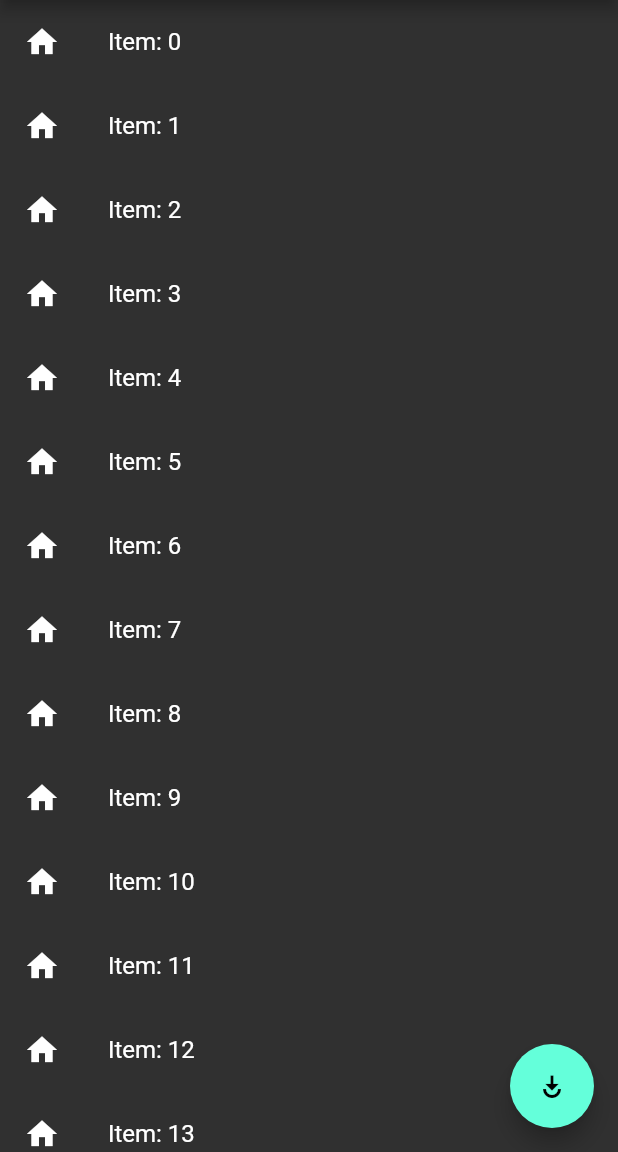
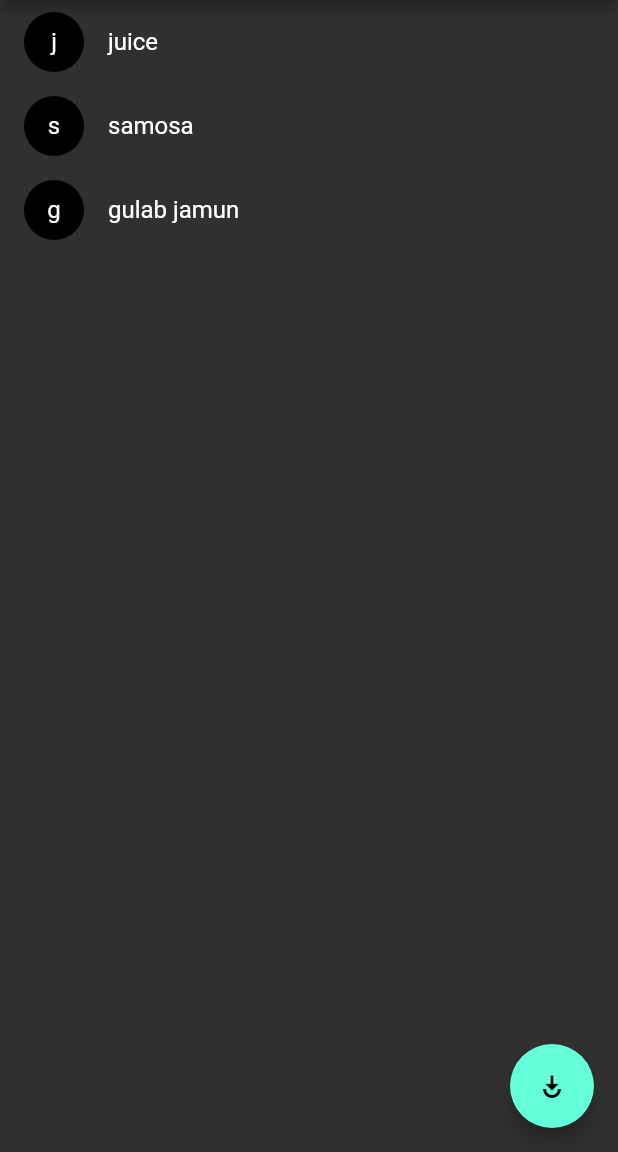
Before and after one commit to vraravam/flutter_workshop, a Flutter app: the screen it shows after launch, on a phone screen of 412 x 824 dp, the part 84-1236 px from its top. Run offline on Flutter 3.47's test engine with Material 2 defaults, Android fonts, the phone set to English and light mode, and no system bars.

Commit message:
List of items to display within a StatelessWidget

```diff
--- /dev/null
+++ b/lib/models/FoodItem.dart
@@ -0,0 +1,6 @@
+class FoodItem {
+  String _name;
+  get name => _name;
+
+  FoodItem(this._name);
+}
--- a/lib/screens/HomeScreen.dart
+++ b/lib/screens/HomeScreen.dart
@@ -1,20 +1,26 @@
 import 'package:flutter/material.dart';
 import 'package:flutter_workshop/components/NavigationDrawer.dart';
+import 'package:flutter_workshop/models/FoodItem.dart';
 
 class HomePage extends StatelessWidget {
+  var foodItems = [ FoodItem('juice'), FoodItem('samosa'), FoodItem('gulab jamun')];
+
   @override
   Widget build(BuildContext context) {
     return MaterialApp(
       theme: ThemeData(
           primarySwatch: Colors.lightBlue, brightness: Brightness.dark),
       home: Scaffold(
-        body: ListView.builder(itemBuilder: (BuildContext context, int index) {
-          return ListTile(
-            leading: Icon(Icons.home),
-            title: Text('Item: $index'),
-            onTap: () {},
-          );
-        }),
+        body: ListView.builder(
+            itemBuilder: (BuildContext context, int index) {
+              var foodItemAtIndex = foodItems[index];
+              return ListTile(
+                leading: CircleAvatar(child: Text(foodItemAtIndex.name.substring(0, 1))),
+                title: Text(foodItemAtIndex.name),
+                onTap: () {},
+              );
+            },
+            itemCount: foodItems.length),
         drawer: NavigationDrawer(),
         appBar: AppBar(
           title: Text('Gmail App'),
--- a/pubspec.yaml
+++ b/pubspec.yaml
@@ -27,6 +27,7 @@ dependencies:
 dev_dependencies:
   flutter_test:
     sdk: flutter
+  mockito: ^4.1.0
 
 
 # For information on the generic Dart part of this file, see the
```
Also changed, not shown: pubspec.lock, 1 other file.
